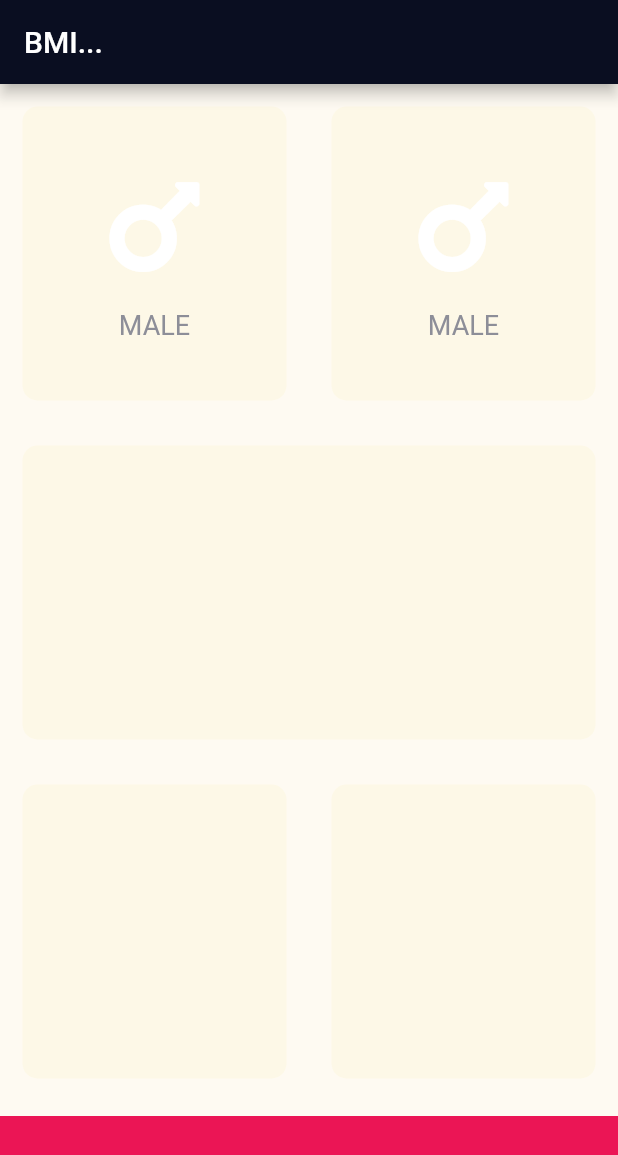
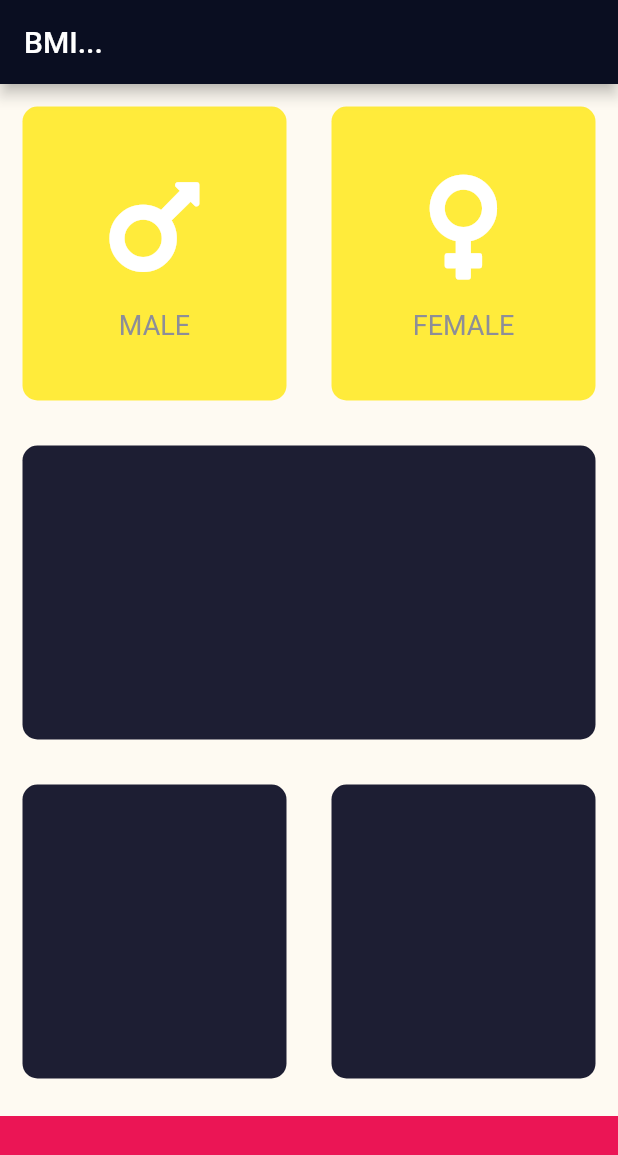
Before and after one commit to thefunnyboss007/bmi_calculator_pracctice, a Flutter app: the screen it shows after launch, on a phone screen of 412 x 824 dp. Shown: the top 1155 px of the screen. Run offline on Flutter 3.47's test engine with Material 2 defaults, Android fonts, the phone set to English and light mode, and no system bars; our stand-ins replace font_awesome_flutter.

Commit message:
Extracted Common Content of Icons and text and named as IconContent

```diff
--- /dev/null
+++ b/lib/icon_content.dart
@@ -0,0 +1,32 @@
+import 'package:flutter/material.dart';
+import 'package:font_awesome_flutter/font_awesome_flutter.dart';
+
+class IconContent extends StatelessWidget {
+  final IconData icon;
+  final String label;
+
+  IconContent({this.icon, this.label});
+
+  @override
+  Widget build(BuildContext context) {
+    return Column(
+      mainAxisAlignment: MainAxisAlignment.center,
+      children: <Widget>[
+        Icon(
+          icon,
+          size: 80.0,
+        ),
+        SizedBox(
+          height: 15.0,
+        ),
+        Text(
+          label,
+          style: TextStyle(
+            fontSize: 18.0,
+            color: Color(0xFF8D8E98),
+          ),
+        )
+      ],
+    );
+  }
+}
--- a/lib/input_page.dart
+++ b/lib/input_page.dart
@@ -1,8 +1,12 @@
 import 'package:flutter/material.dart';
 import 'package:font_awesome_flutter/font_awesome_flutter.dart';
+import 'package:bmm_app_torun/icon_content.dart';
+import 'package:bmm_app_torun/reusable_card.dart';
 
 const bottomContainerHeight = 80.0;
-const activeCardColor = Color(0xFF1DE33);
+const activeCardColor = Color(0xFF1D1E33);
+//const inactiveCardColor = Color(0xFF111328);
+const inactiveCardColor = Colors.yellow;
 const bottomContainerColor = Color(0xFFEB1555);
 
 class InputPage extends StatefulWidget {
@@ -11,6 +15,31 @@ class InputPage extends StatefulWidget {
 }
 
 class _InputPageState extends State<InputPage> {
+  Color maleCardColor = inactiveCardColor;
+  Color femaleCadColor = inactiveCardColor;
+
+  void updateColor(int gender) {
+    if (gender == 1) {
+      if (maleCardColor == inactiveCardColor) {
+        maleCardColor = activeCardColor;
+        femaleCadColor = inactiveCardColor;
+      } else {
+        maleCardColor = inactiveCardColor;
+        femaleCadColor = activeCardColor;
+      }
+    }
+
+    if (gender == 2) {
+      if (femaleCadColor == inactiveCardColor) {
+        femaleCadColor = activeCardColor;
+        maleCardColor = inactiveCardColor;
+      } else {
+        femaleCadColor = inactiveCardColor;
+        maleCardColor = activeCardColor;
+      }
+    }
+  }
+
   @override
   Widget build(BuildContext context) {
     return Scaffold(
@@ -23,15 +52,37 @@ class _InputPageState extends State<InputPage> {
             child: Row(
               children: <Widget>[
                 Expanded(
-                  child: ReusableCard(
-                    colour: activeCardColor,
-                    cardChild: IconContent(),
+                  child: GestureDetector(
+                    onTap: () {
+                      setState(() {
+                        updateColor(1);
+                        print('male card selected');
+                      });
+                    },
+                    child: ReusableCard(
+                      colour: maleCardColor,
+                      cardChild: IconContent(
+                        icon: FontAwesomeIcons.mars,
+                        label: 'MALE',
+                      ),
+                    ),
                   ),
                 ),
                 Expanded(
-                  child: ReusableCard(
-                    colour: activeCardColor,
-                    cardChild: IconContent(),
+                  child: GestureDetector(
+                    onTap: () {
+                      setState(() {
+                        updateColor(2);
+                        print('female card selected');
+                      });
+                    },
+                    child: ReusableCard(
+                      colour: femaleCadColor,
+                      cardChild: IconContent(
+                        icon: FontAwesomeIcons.venus,
+                        label: 'FEMALE',
+                      ),
+                    ),
                   ),
                 ),
               ],
@@ -69,52 +120,3 @@ class _InputPageState extends State<InputPage> {
     );
   }
 }
-
-class IconContent extends StatelessWidget {
-  const IconContent({
-    Key key,
-  }) : super(key: key);
-
-  @override
-  Widget build(BuildContext context) {
-    return Column(
-      mainAxisAlignment: MainAxisAlignment.center,
-      children: <Widget>[
-        Icon(
-          FontAwesomeIcons.mars,
-          size: 80.0,
-        ),
-        SizedBox(
-          height: 15.0,
-        ),
-        Text(
-          'MALE',
-          style: TextStyle(
-            fontSize: 18.0,
-            color: Color(0xFF8D8E98),
-          ),
-        )
-      ],
-    );
-  }
-}
-
-class ReusableCard extends StatelessWidget {
-  final Color colour;
-  final Widget cardChild;
-
-  ReusableCard({@required this.colour, this.cardChild});
-
-  //0xFF1DE33
-  @override
-  Widget build(BuildContext context) {
-    return Container(
-      margin: EdgeInsets.all(15.0),
-      decoration: BoxDecoration(
-        borderRadius: BorderRadius.circular(10.0),
-        color: colour,
-      ),
-      child: cardChild,
-    );
-  }
-}
--- /dev/null
+++ b/lib/reusable_card.dart
@@ -0,0 +1,21 @@
+import 'package:flutter/material.dart';
+
+class ReusableCard extends StatelessWidget {
+  final Color colour;
+  final Widget cardChild;
+
+  ReusableCard({@required this.colour, this.cardChild});
+
+  //0xFF1DE33
+  @override
+  Widget build(BuildContext context) {
+    return Container(
+      margin: EdgeInsets.all(15.0),
+      decoration: BoxDecoration(
+        borderRadius: BorderRadius.circular(10.0),
+        color: colour,
+      ),
+      child: cardChild,
+    );
+  }
+}
```
